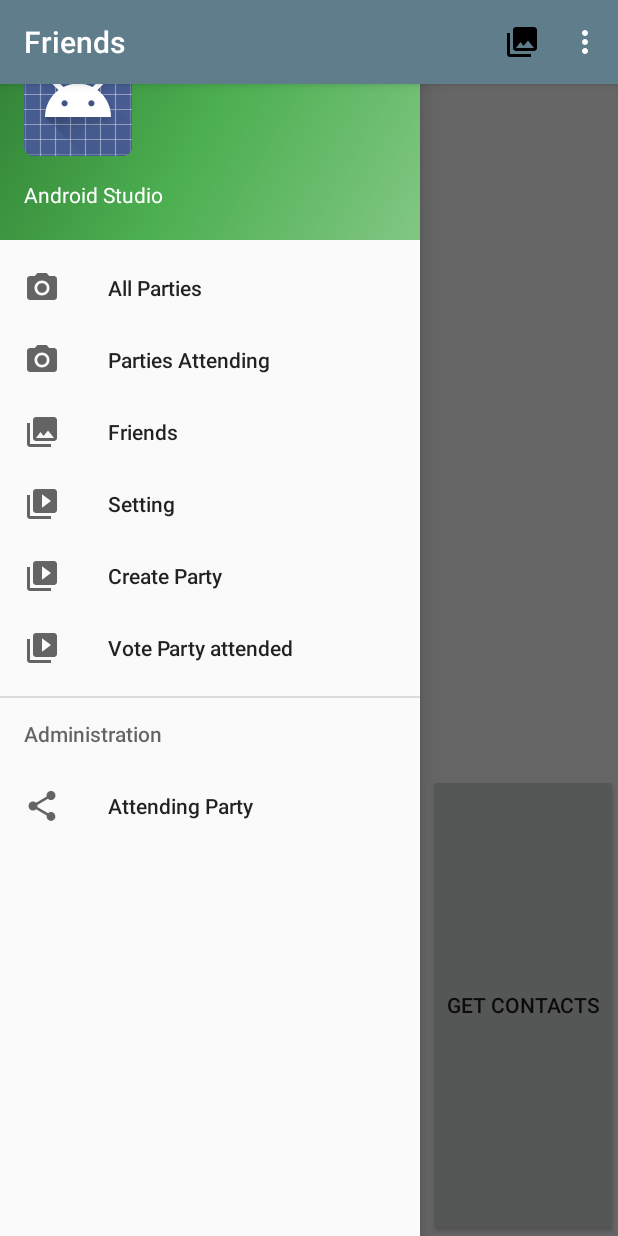
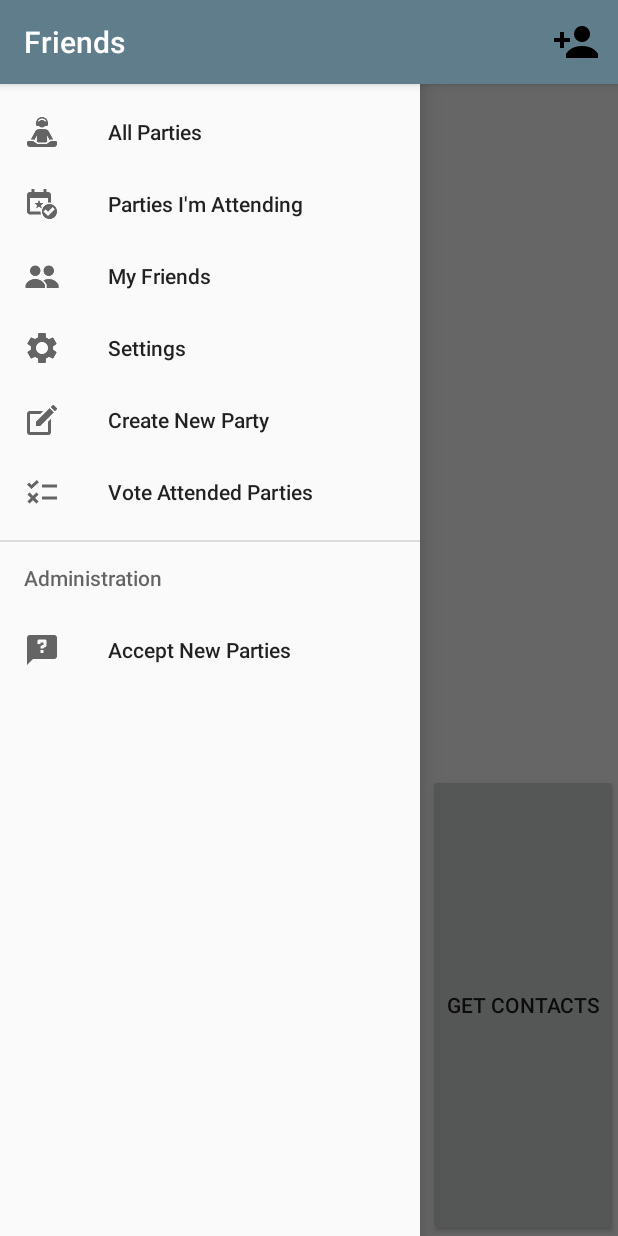
Before and after one commit to DiePharisaer/RedCarpet, an Android app: the ListUsers screen opened directly, with no data from a screen before it, with the side drawer open, on a phone screen of 412 x 824 dp. Run offline under Robolectric (Android 15) with nearby library versions, the phone set to English and light mode, and no system bars; our stand-ins replace Firebase (no records; nobody signed in at launch, a user with empty details on screens opened directly).

Commit message:
icons and some strings updated

```diff
--- a/app/src/main/java/com/tlc/laque/redcarpet/MainActivity.java
+++ b/app/src/main/java/com/tlc/laque/redcarpet/MainActivity.java
@@ -227,10 +227,6 @@ public class MainActivity extends AppCompatActivity{
         // as you specify a parent activity in AndroidManifest.xml.
         int id = item.getItemId();
 
-        //noinspection SimplifiableIfStatement
-        if (id == R.id.action_settings) {
-            return true;
-        }
         if(id == R.id.testAction){
             Intent anIntent;
             anIntent = new Intent(getApplicationContext(), ListUsers.class);
@@ -245,7 +241,7 @@ public class MainActivity extends AppCompatActivity{
     public void getData(final MenuItem menuItem){
         DataBaseRead dr = new DataBaseRead();
         String userID = dr.getUserId();
-        menuItem.setIcon(buildCounterDrawable( 0 , R.drawable.ic_menu_gallery));
+        menuItem.setIcon(buildCounterDrawable( 0 , R.drawable.friend_request));
 
 
         mDatabase = FirebaseDatabase.getInstance().getReference("users"+"/"+userID);
@@ -257,7 +253,7 @@ public class MainActivity extends AppCompatActivity{
                     DataBaseRead dr = new DataBaseRead();
                     //user = getData(dataSnapshot, userId);
 
-                    menuItem.setIcon(buildCounterDrawable( dr.getUser(dataSnapshot).getNumberFriendsRequestS(), R.drawable.ic_menu_gallery));
+                    menuItem.setIcon(buildCounterDrawable( dr.getUser(dataSnapshot).getNumberFriendsRequestS(), R.drawable.friend_request));
                 }
             }
 
--- a/app/src/main/java/com/tlc/laque/redcarpet/parties/CreateNewPartyActivity.java
+++ b/app/src/main/java/com/tlc/laque/redcarpet/parties/CreateNewPartyActivity.java
@@ -29,10 +29,6 @@ import java.util.Calendar;
 *Activity for create a new Party
 * Only if you have N Friends
 *Then it has to be accepted from the Adiminstration
-<<<<<<< HEAD
-=======
-* TEST COMMENT
->>>>>>> origin/master
 */
 
 public class CreateNewPartyActivity extends MainActivity {
@@ -57,11 +53,7 @@ public class CreateNewPartyActivity extends MainActivity {
         contentFrameLayout.removeAllViews();
         getLayoutInflater().inflate(R.layout.activity_create_new_party, contentFrameLayout);
 
-
         initVariable();
-
-
-
     }
 
     //Initialize all the Variable
@@ -80,9 +72,7 @@ public class CreateNewPartyActivity extends MainActivity {
 
     //Listener of the Buttons of all the activity
     public void clickCreateParty(View view){
-        Intent anIntent;
         switch (view.getId()) {
-
             case R.id.buttonAddImage:
                 getImage();
                 break;
@@ -90,7 +80,6 @@ public class CreateNewPartyActivity extends MainActivity {
                 uploadParty();
                 break;
         }
-
     }
     //Upload Party to the adiministration Part where will be accepted or not
     private void uploadParty(){
--- a/app/src/main/res/layout/activity_main.xml
+++ b/app/src/main/res/layout/activity_main.xml
@@ -28,7 +28,9 @@
         android:layout_height="match_parent"
         android:layout_gravity="start"
         android:fitsSystemWindows="true"
-        app:headerLayout="@layout/nav_header_main"
         app:menu="@menu/activity_main_drawer" />
 
+    <!--app:headerLayout="@layout/nav_header_main"-->
+
+
 </android.support.v4.widget.DrawerLayout>
--- a/app/src/main/res/layout/counter_menuitem_layout.xml
+++ b/app/src/main/res/layout/counter_menuitem_layout.xml
@@ -3,7 +3,7 @@
     android:id="@+id/counterPanel"
     android:layout_width="32dp"
     android:layout_height="32dp"
-    android:background="@drawable/ic_menu_gallery">
+    android:background="@drawable/friend_request">
 
     <RelativeLayout
         android:id="@+id/counterValuePanel"
--- a/app/src/main/res/menu/activity_main_drawer.xml
+++ b/app/src/main/res/menu/activity_main_drawer.xml
@@ -4,36 +4,36 @@
     <group android:checkableBehavior="single">
         <item
             android:id="@+id/nav_parties"
-            android:icon="@drawable/ic_menu_camera"
+            android:icon="@drawable/allparty_nav"
             android:title="All Parties" />
         <item
             android:id="@+id/nav_parties_attending"
-            android:icon="@drawable/ic_menu_camera"
-            android:title="Parties Attending" />
+            android:icon="@drawable/attending_nav"
+            android:title="Parties I\'m Attending" />
         <item
             android:id="@+id/nav_friends"
-            android:icon="@drawable/ic_menu_gallery"
-            android:title="Friends" />
+            android:icon="@drawable/friends_nav"
+            android:title="My Friends" />
         <item
             android:id="@+id/nav_setting"
-            android:icon="@drawable/ic_menu_slideshow"
-            android:title="Setting" />
+            android:icon="@drawable/settings_nav"
+            android:title="Settings" />
         <item
             android:id="@+id/nav_create_party"
-            android:icon="@drawable/ic_menu_slideshow"
-            android:title="Create Party" />
+            android:icon="@drawable/create_nav"
+            android:title="Create New Party" />
         <item
             android:id="@+id/nav_vote_party"
-            android:icon="@drawable/ic_menu_slideshow"
-            android:title="Vote Party attended" />
+            android:icon="@drawable/vote_nav"
+            android:title="Vote Attended Parties" />
     </group>
 
     <item android:title="Administration">
         <menu>
             <item
                 android:id="@+id/nav_attending_party"
-                android:icon="@drawable/ic_menu_share"
-                android:title="Attending Party" />
+                android:icon="@drawable/check_nav"
+                android:title="Accept New Parties" />
         </menu>
     </item>
 
--- a/app/src/main/res/menu/main.xml
+++ b/app/src/main/res/menu/main.xml
@@ -2,13 +2,8 @@
 <menu xmlns:android="http://schemas.android.com/apk/res/android"
     xmlns:app="http://schemas.android.com/apk/res-auto">
     <item
-        android:id="@+id/action_settings"
-        android:orderInCategory="100"
-        android:title="@string/action_settings"
-        app:showAsAction="never" />
-    <item
         android:id="@+id/testAction"
-        android:title="Test Counter Action"
+        android:title="Friend Requests"
         android:orderInCategory="1"
         app:showAsAction="always" />
 </menu>
```
Also changed, not shown: app/src/main/res/drawable/allparty_nav.png (added), app/src/main/res/drawable/attending_nav.png (added), app/src/main/res/drawable/check_nav.png (added), app/src/main/res/drawable/create_nav.png (added), app/src/main/res/drawable/friend_request.png (added), app/src/main/res/drawable/friends_nav.png (added), app/src/main/res/drawable/settings_nav.png (added), app/src/main/res/drawable/vote_nav.png (added).
